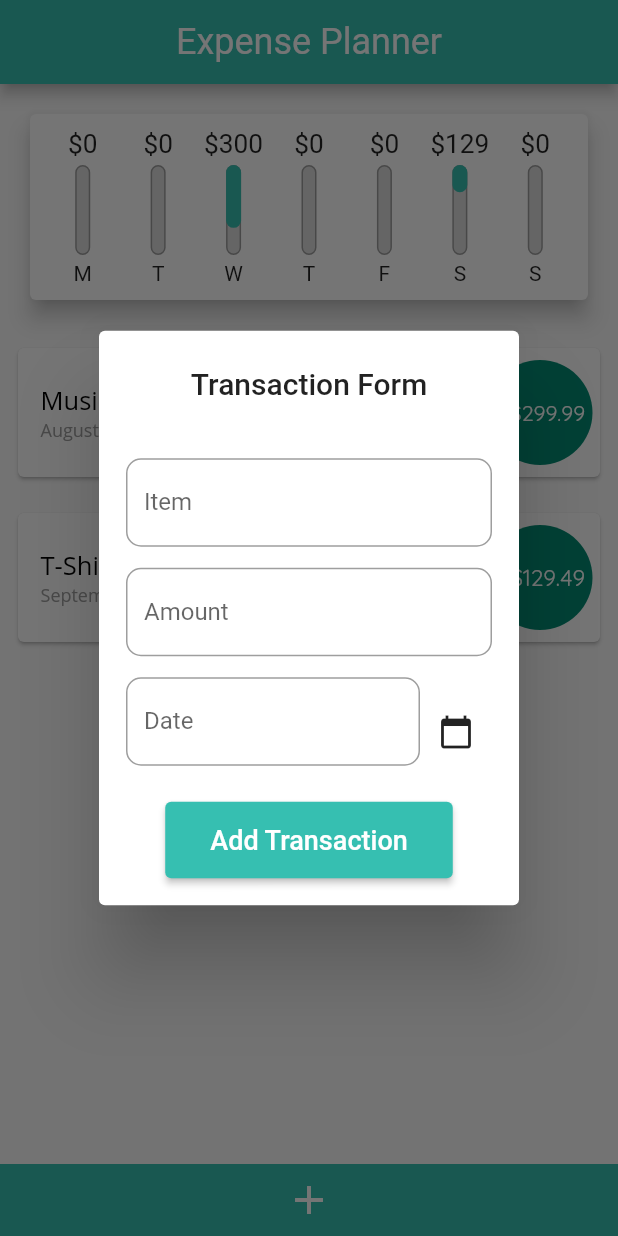
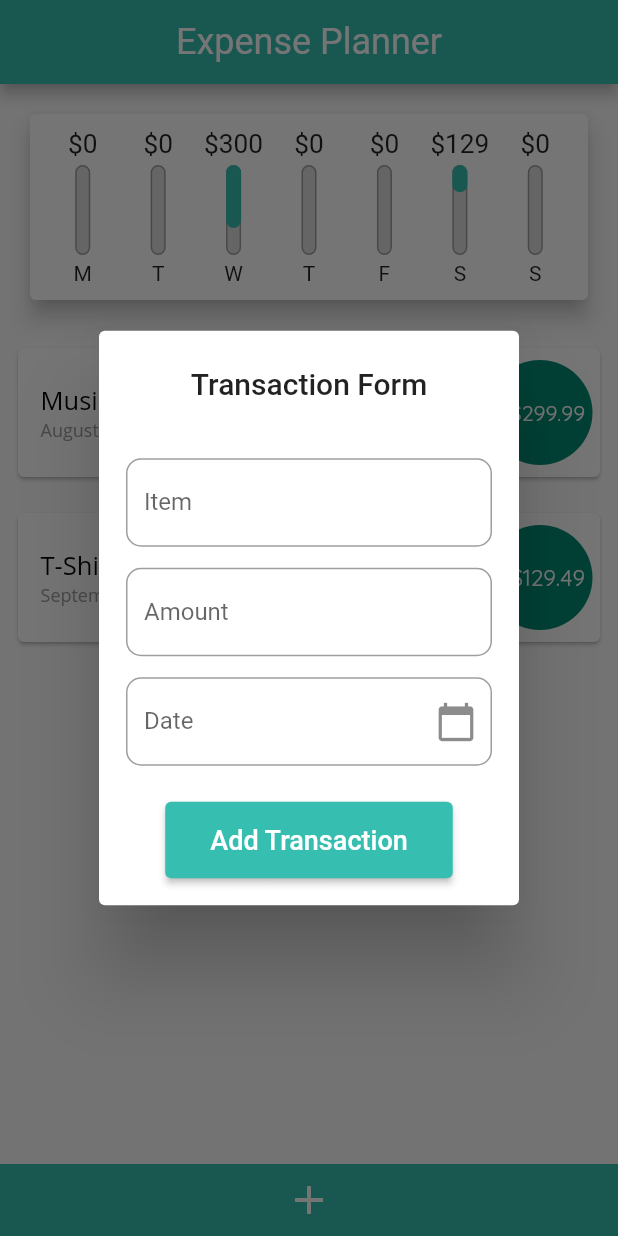
Before and after one commit to Anotherafael/STUDY_ExpensePlanner, a Flutter app: the screen it shows after launch, after a tap on the "add" icon, on a phone screen of 412 x 824 dp. Run offline on Flutter 3.47's test engine with Material 2 defaults, Android fonts, the phone set to English and light mode, and no system bars.

Commit message:
Update icon button on form

```diff
--- a/lib/modules/home/components/form/transaction_form.dart
+++ b/lib/modules/home/components/form/transaction_form.dart
@@ -74,11 +74,9 @@ class _TransactionFormWidgetState extends State<TransactionFormWidget> {
                     labelText: 'Date',
                     hintText: 'mm/DD/yyyy',
                     controller: _dateController,
+                    icon: Icons.calendar_today,
+                    onIconPressed: _showDatePicker,
                   ),
-                ),
-                IconButton(
-                  icon: const Icon(Icons.calendar_today),
-                  onPressed: _showDatePicker,
                 ),
               ],
             ),
--- a/lib/modules/home/components/form/transaction_form_input.dart
+++ b/lib/modules/home/components/form/transaction_form_input.dart
@@ -6,6 +6,8 @@ class TransactionFormInputWidget extends StatelessWidget {
   final TextEditingController controller;
   final TextInputType? keyboardType;
   final bool? enabled;
+  final IconData? icon;
+  final Function()? onIconPressed;
 
   const TransactionFormInputWidget({
     required this.labelText,
@@ -13,6 +15,8 @@ class TransactionFormInputWidget extends StatelessWidget {
     required this.controller,
     this.keyboardType,
     this.enabled,
+    this.icon,
+    this.onIconPressed,
     Key? key,
   }) : super(key: key);
 
@@ -37,6 +41,11 @@ class TransactionFormInputWidget extends StatelessWidget {
         controller: controller,
         keyboardType: keyboardType == null ? TextInputType.none : keyboardType!,
         decoration: InputDecoration(
+          suffixIcon: IconButton(
+            iconSize: 28,
+            icon: Icon(icon),
+            onPressed: onIconPressed,
+          ),
           labelText: labelText,
           hintText: hintText,
           border: const OutlineInputBorder(
```
